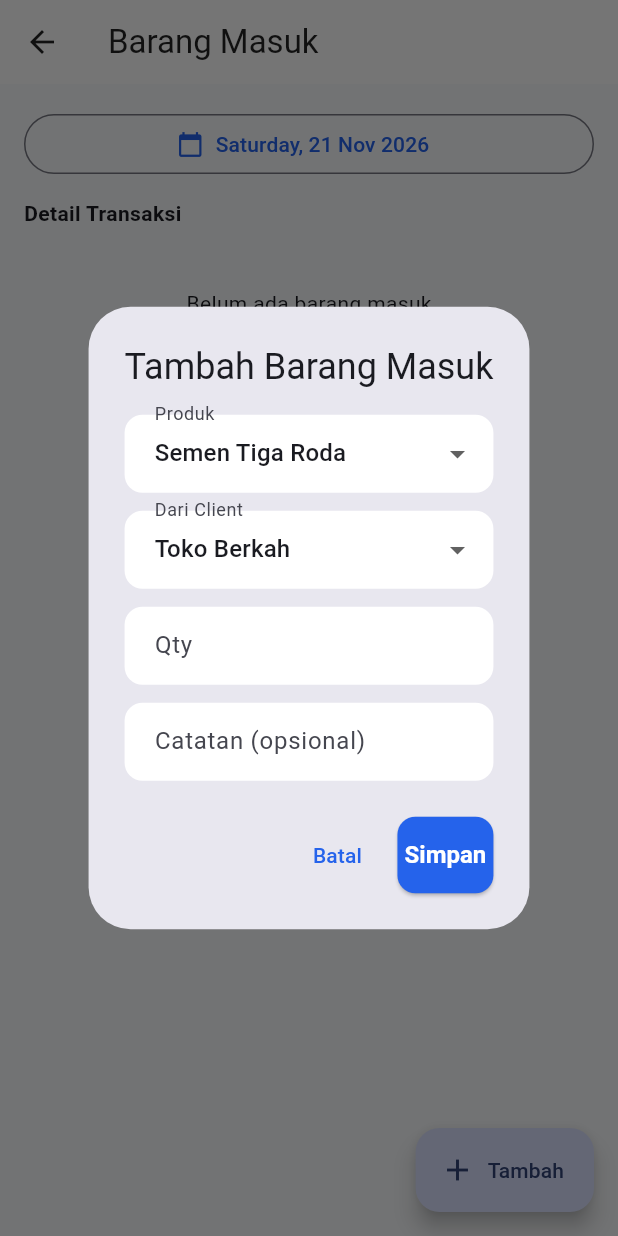
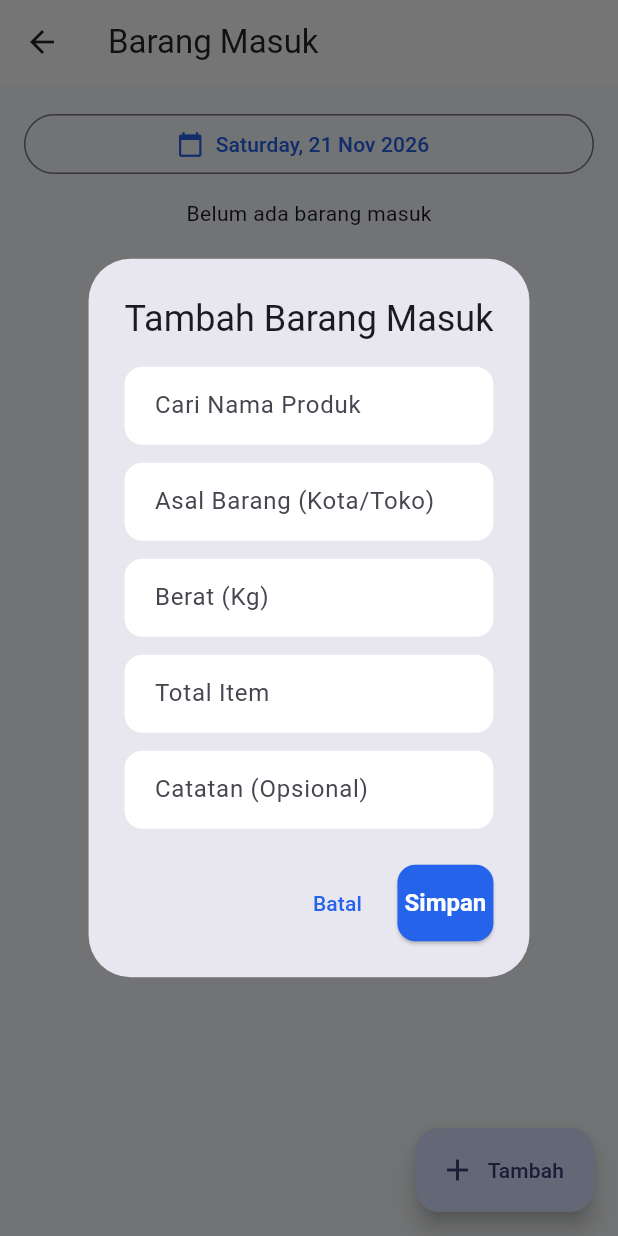
Before and after one commit to someyaka555/StockFlow, a Flutter app: the StockInPage screen opened directly, after a tap on "Tambah", on a phone screen of 412 x 824 dp. Run offline on Flutter 3.47's test engine with Material 3 defaults, Android fonts, the phone set to English and light mode, and no system bars; our stand-ins replace dio, shared_preferences; accounts and stored records are empty.

Commit message:
Add files via upload

```diff
--- a/mobile/lib/ui/user/stock_in_page.dart
+++ b/mobile/lib/ui/user/stock_in_page.dart
@@ -1,10 +1,8 @@
 import 'package:flutter/material.dart';
 import 'package:intl/intl.dart';
 import '../../core/theme.dart';
-import '../../data/models/client.dart';
 import '../../data/models/product.dart';
 import '../../data/models/stock_in.dart';
-import '../../data/repositories/client_repository.dart';
 import '../../data/repositories/product_repository.dart';
 import '../../data/repositories/stock_repository.dart';
 
@@ -18,7 +16,6 @@ class _StockInPageState extends State<StockInPage> {
   final _repo = StockRepository();
   DateTime _date = DateTime.now();
   List<StockInModel> _items = [];
-  List<Map<String, dynamic>> _summary = [];
   bool _loading = true;
 
   @override
@@ -29,25 +26,10 @@ class _StockInPageState extends State<StockInPage> {
 
   Future<void> _load() async {
     setState(() => _loading = true);
-    final d = DateFormat('yyyy-MM-dd').format(_date);
     try {
-      _items = await _repo.getStockInByDate(d);
-      _summary = await _repo.getStockInSummaryByDate(d);
+      _items = await _repo.getStockInByDate(DateFormat('yyyy-MM-dd').format(_date));
     } catch (_) {}
     setState(() => _loading = false);
-  }
-
-  Future<void> _pickDate() async {
-    final picked = await showDatePicker(
-      context: context,
-      initialDate: _date,
-      firstDate: DateTime(2020),
-      lastDate: DateTime(2100),
-    );
-    if (picked != null) {
-      _date = picked;
-      _load();
-    }
   }
 
   @override
@@ -65,47 +47,25 @@ class _StockInPageState extends State<StockInPage> {
           padding: const EdgeInsets.all(16),
           children: [
             OutlinedButton.icon(
-              onPressed: _pickDate,
+              onPressed: () async {
+                final p = await showDatePicker(context: context, initialDate: _date, firstDate: DateTime(2020), lastDate: DateTime(2100));
+                if (p != null) { _date = p; _load(); }
+              },
               icon: const Icon(Icons.calendar_today, size: 18),
               label: Text(DateFormat('EEEE, dd MMM yyyy').format(_date)),
             ),
             const SizedBox(height: 12),
-            if (_summary.isNotEmpty) ...[
-              const Text('Rekap per Client', style: TextStyle(fontWeight: FontWeight.bold)),
-              const SizedBox(height: 8),
-              ..._summary.map((s) => Card(
-                    child: ListTile(
-                      dense: true,
-                      title: Text(s['client_nama'] ?? '-'),
-                      trailing: Text('${s['total']} unit',
-                          style: const TextStyle(color: AppTheme.success, fontWeight: FontWeight.bold)),
-                    ),
-                  )),
-              const SizedBox(height: 12),
-            ],
-            const Text('Detail Transaksi', style: TextStyle(fontWeight: FontWeight.bold)),
-            const SizedBox(height: 8),
             if (_loading)
-              const Padding(
-                padding: EdgeInsets.all(32),
-                child: Center(child: CircularProgressIndicator()),
-              )
+              const Center(child: CircularProgressIndicator())
             else if (_items.isEmpty)
-              const Padding(
-                padding: EdgeInsets.all(32),
-                child: Center(child: Text('Belum ada barang masuk')),
-              )
+              const Center(child: Text('Belum ada barang masuk'))
             else
               ..._items.map((it) => Card(
                     child: ListTile(
-                      leading: CircleAvatar(
-                        backgroundColor: AppTheme.success.withOpacity(0.15),
-                        child: const Icon(Icons.call_received, color: AppTheme.success),
-                      ),
+                      leading: const Icon(Icons.call_received, color: AppTheme.success),
                       title: Text(it.productNama),
-                      subtitle: Text('Dari Client: ${it.clientNama}'),
-                      trailing: Text('+${it.qty}',
-                          style: const TextStyle(color: AppTheme.success, fontWeight: FontWeight.bold)),
+                      subtitle: Text('Asal: ${it.asalBarang} • ${it.kg} kg'),
+                      trailing: Text('+${it.total}', style: const TextStyle(color: AppTheme.success, fontWeight: FontWeight.bold)),
                     ),
                   )),
           ],
@@ -116,85 +76,95 @@ class _StockInPageState extends State<StockInPage> {
 
   Future<void> _showAddDialog() async {
     final products = await ProductRepository().getAll();
-    final clients = await ClientRepository().getAll();
+    final historyIn = await _repo.getStockInByDate(''); // Ambil semua history (jika mock, ambil list)
+    // Kumpulkan asal barang unik
+    final uniqueAsal = historyIn.map((e) => e.asalBarang).toSet().toList();
+
     if (!mounted) return;
-    if (products.isEmpty || clients.isEmpty) {
-      ScaffoldMessenger.of(context).showSnackBar(
-        const SnackBar(content: Text('Produk/Client belum ada, silakan tambah terlebih dahulu')),
-      );
-      return;
-    }
 
-    ProductModel? selProduct = products.first;
-    ClientModel? selClient = clients.first;
-    final qty = TextEditingController();
+    ProductModel? selProduct;
+    String? selAsal;
+    final kg = TextEditingController();
+    final total = TextEditingController();
     final catatan = TextEditingController();
 
     await showDialog(
       context: context,
-      builder: (_) => AlertDialog(
+      builder: (_) => StatefulBuilder(
+        builder: (ctx, setS) => AlertDialog(
           title: const Text('Tambah Barang Masuk'),
           content: SingleChildScrollView(
             child: Column(
               mainAxisSize: MainAxisSize.min,
               children: [
-              DropdownButtonFormField<ProductModel>(
-                value: selProduct,
-                decoration: const InputDecoration(labelText: 'Produk'),
-                items: products.map((p) => DropdownMenuItem(value: p, child: Text(p.nama))).toList(),
-                onChanged: (v) => selProduct = v,
+                // Autocomplete Nama Produk
+                Autocomplete<ProductModel>(
+                  displayStringForOption: (p) => p.nama,
+                  optionsBuilder: (TextEditingValue text) {
+                    if (text.text.isEmpty) return products;
+                    return products.where((p) => p.nama.toLowerCase().contains(text.text.toLowerCase()));
+                  },
+                  onSelected: (p) {
+                    setS(() {
+                      selProduct = p;
+                      kg.text = p.kg.toString(); // Auto-fill kg
+                    });
+                  },
+                  fieldViewBuilder: (ctx, ctrl, fn, onSubmit) => TextField(
+                    controller: ctrl,
+                    focusNode: fn,
+                    decoration: const InputDecoration(labelText: 'Cari Nama Produk'),
+                  ),
                 ),
                 const SizedBox(height: 12),
-              DropdownButtonFormField<ClientModel>(
-                value: selClient,
-                decoration: const InputDecoration(labelText: 'Dari Client'),
-                items: clients.map((c) => DropdownMenuItem(value: c, child: Text(c.nama))).toList(),
-                onChanged: (v) => selClient = v,
+                // Autocomplete Asal Barang
+                Autocomplete<String>(
+                  optionsBuilder: (TextEditingValue text) {
+                    if (text.text.isEmpty) return uniqueAsal;
+                    return uniqueAsal.where((a) => a.toLowerCase().contains(text.text.toLowerCase()));
+                  },
+                  onSelected: (val) => selAsal = val,
+                  fieldViewBuilder: (ctx, ctrl, fn, onSubmit) => TextField(
+                    controller: ctrl,
+                    focusNode: fn,
+                    decoration: const InputDecoration(labelText: 'Asal Barang (Kota/Toko)'),
+                    onChanged: (val) => selAsal = val,
+                  ),
                 ),
                 const SizedBox(height: 12),
-              TextField(
-                controller: qty,
-                keyboardType: TextInputType.number,
-                decoration: const InputDecoration(labelText: 'Qty'),
-              ),
+                TextField(controller: kg, keyboardType: TextInputType.number, decoration: const InputDecoration(labelText: 'Berat (Kg)')),
                 const SizedBox(height: 12),
-              TextField(
-                controller: catatan,
-                decoration: const InputDecoration(labelText: 'Catatan (opsional)'),
-              ),
+                TextField(controller: total, keyboardType: TextInputType.number, decoration: const InputDecoration(labelText: 'Total Item')),
+                const SizedBox(height: 12),
+                TextField(controller: catatan, decoration: const InputDecoration(labelText: 'Catatan (Opsional)')),
               ],
             ),
           ),
           actions: [
-          TextButton(onPressed: () => Navigator.pop(context), child: const Text('Batal')),
+            TextButton(onPressed: () => Navigator.pop(ctx), child: const Text('Batal')),
             ElevatedButton(
               onPressed: () async {
-              final q = int.tryParse(qty.text);
-              if (q == null || q <= 0) return;
+                final t = int.tryParse(total.text);
+                if (selProduct == null || selAsal == null || t == null) return;
+
                 final model = StockInModel(
                   productId: selProduct!.id!,
                   productNama: selProduct!.nama,
-                productSatuan: selProduct!.satuan,
-                clientId: selClient!.id!,
-                clientNama: selClient!.nama,
-                qty: q,
+                  asalBarang: selAsal!,
+                  kg: double.tryParse(kg.text) ?? 0,
+                  total: t,
                   tanggal: DateFormat('yyyy-MM-dd').format(_date),
                   catatan: catatan.text,
                 );
-              try {
                 await _repo.addStockIn(model);
-                if (mounted) Navigator.pop(context);
+                if (mounted) Navigator.pop(ctx);
                 _load();
-              } catch (e) {
-                if (mounted) {
-                  ScaffoldMessenger.of(context).showSnackBar(SnackBar(content: Text(e.toString())));
-                }
-              }
               },
               child: const Text('Simpan'),
             ),
           ],
         ),
+      ),
     );
   }
 }
```
Also changed, not shown: mobile/lib/ui/user/client_management_page.dart (+88 -63 lines), mobile/lib/ui/user/product_management_page.dart (+45 -70 lines), mobile/lib/ui/user/stock_out_page.dart (+50 -59 lines), mobile/lib/ui/user/user_dashboard.dart (+13 -13 lines). Lines whose indentation alone changed are shown as unchanged.
